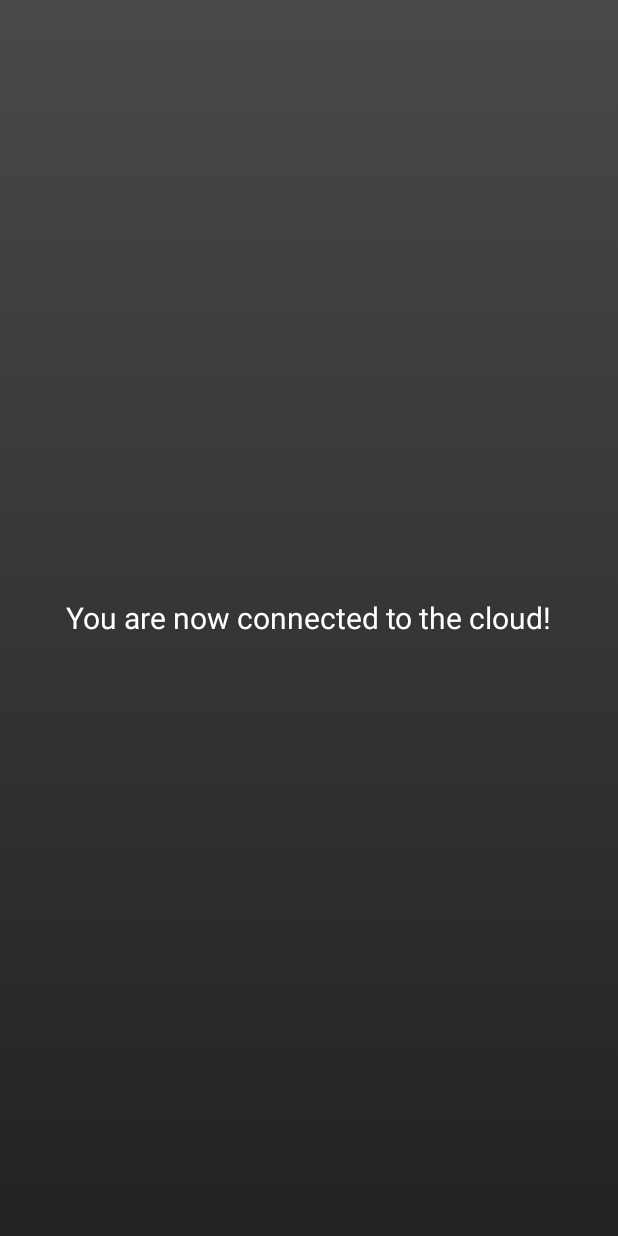
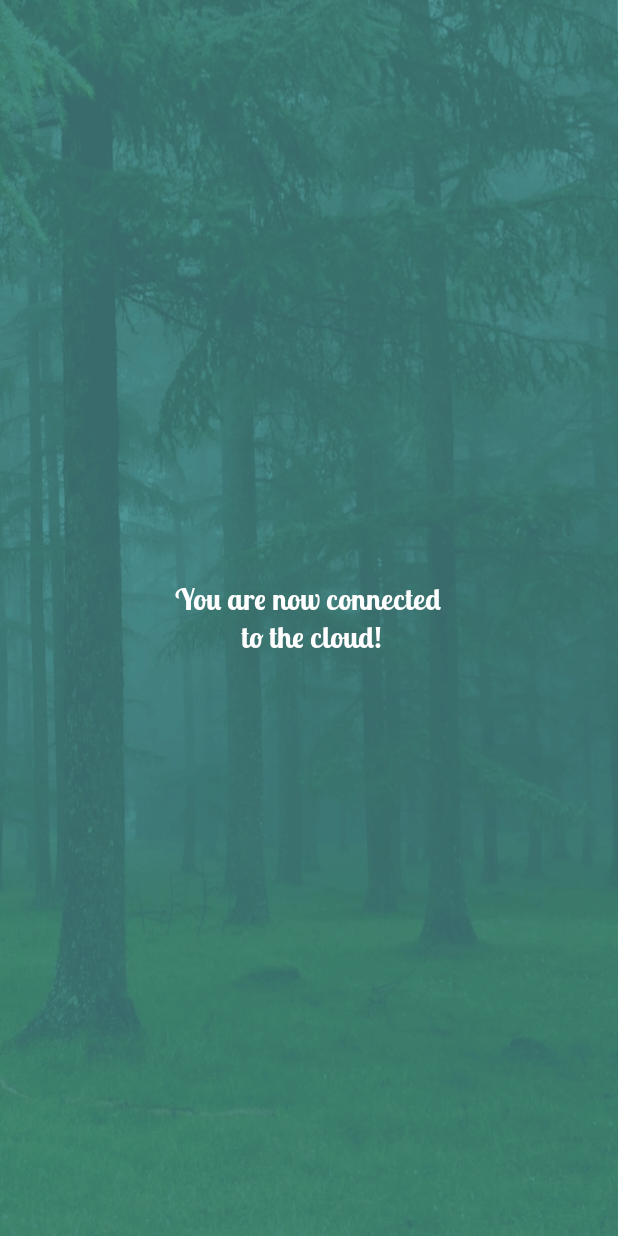
Before and after one commit to CopyEverything/CopyEverything-Android, an Android app: the MainActivity screen opened directly, with no data from a screen before it, on a phone screen of 412 x 824 dp. Run offline under Robolectric (Android 15) with nearby library versions, the phone set to English and light mode, and no system bars.

Commit message:
Final ui upgrade

```diff
--- a/app/src/main/java/copyeverything/tk/copyeverything/AuthenticationActivity.java
+++ b/app/src/main/java/copyeverything/tk/copyeverything/AuthenticationActivity.java
@@ -5,6 +5,7 @@ import android.content.Intent;
 import android.content.SharedPreferences;
 import android.os.AsyncTask;
 import android.os.Bundle;
+import android.os.Handler;
 import android.support.annotation.NonNull;
 import android.support.v7.app.AppCompatActivity;
 import android.util.Log;
@@ -51,6 +52,15 @@ public class AuthenticationActivity extends AppCompatActivity {
     protected void onCreate(Bundle savedInstanceState) {
         super.onCreate(savedInstanceState);
         setContentView(R.layout.activity_auth);
+
+        //Remove support action bar
+        Handler h = new Handler();
+        h.post(new Runnable() {
+            @Override
+            public void run() {
+                getSupportActionBar().hide();
+            }
+        });
 
         Bundle data = getIntent().getExtras();
 
--- a/app/src/main/java/copyeverything/tk/copyeverything/MainActivity.java
+++ b/app/src/main/java/copyeverything/tk/copyeverything/MainActivity.java
@@ -2,17 +2,27 @@ package copyeverything.tk.copyeverything;
 
 import android.app.Activity;
 import android.content.Intent;
+import android.graphics.Typeface;
 import android.os.Bundle;
+import android.os.Handler;
 import android.widget.Button;
+import android.widget.TextView;
 
 /**
  * Created by Nathan on 2016-01-30.
  */
 public class MainActivity extends Activity {
 
+    private TextView mTextView;
+
     @Override
     protected void onCreate(Bundle savedInstanceState) {
         super.onCreate(savedInstanceState);
         setContentView(R.layout.activity_main);
+
+        // Set up the login form.
+        mTextView = (TextView) findViewById(R.id.txtCopies);
+        Typeface titleFont = Typeface.createFromAsset(getAssets(), "fonts/LobsterTwo-Bold.otf");
+        mTextView.setTypeface(titleFont);
     }
 }
--- a/app/src/main/res/layout/activity_main.xml
+++ b/app/src/main/res/layout/activity_main.xml
@@ -2,17 +2,19 @@
 <RelativeLayout xmlns:android="http://schemas.android.com/apk/res/android"
     android:orientation="vertical" android:layout_width="match_parent"
     android:layout_height="match_parent"
-    android:background="@drawable/header_gradient_selector">
+    android:background="@drawable/login_background">
 
         <TextView
             android:layout_width="wrap_content"
             android:layout_height="wrap_content"
             android:textAppearance="?android:attr/textAppearanceMedium"
-            android:text="You are now connected to the cloud!"
+            android:text="You are now connected\n to the cloud!"
             android:id="@+id/txtCopies"
             android:textSize="20dp"
             android:textColor="#FFFFFF"
-            android:layout_centerInParent="true" />
+            android:layout_centerInParent="true"
+            android:textAlignment="center"
+            android:singleLine="false" />
 
 
 
```
